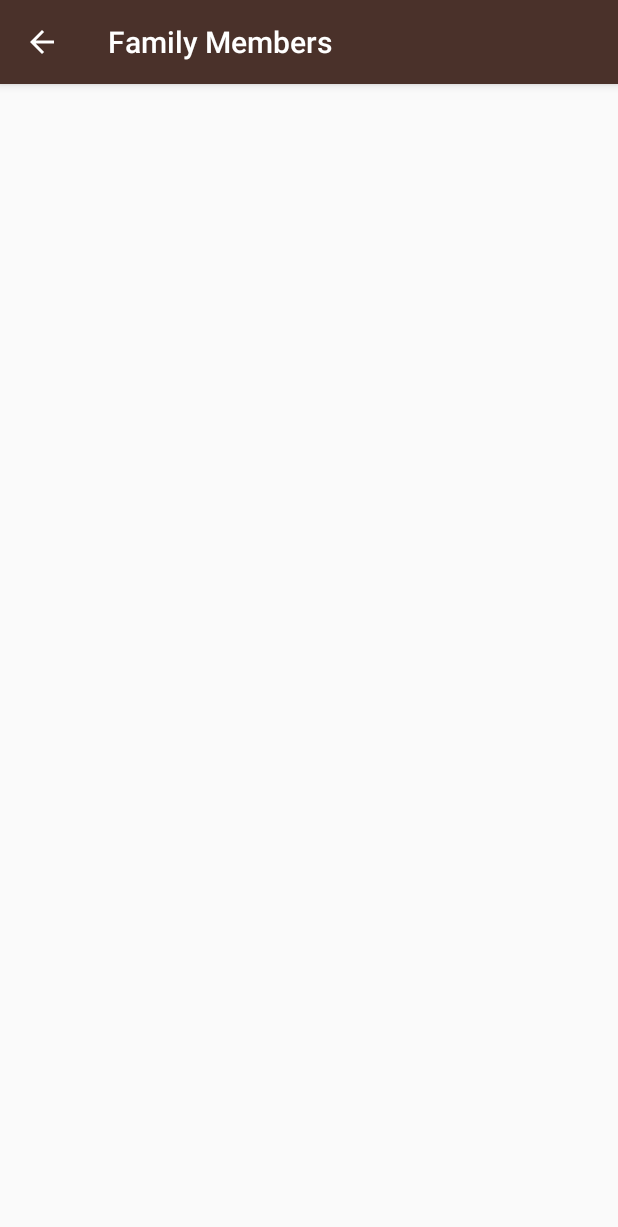
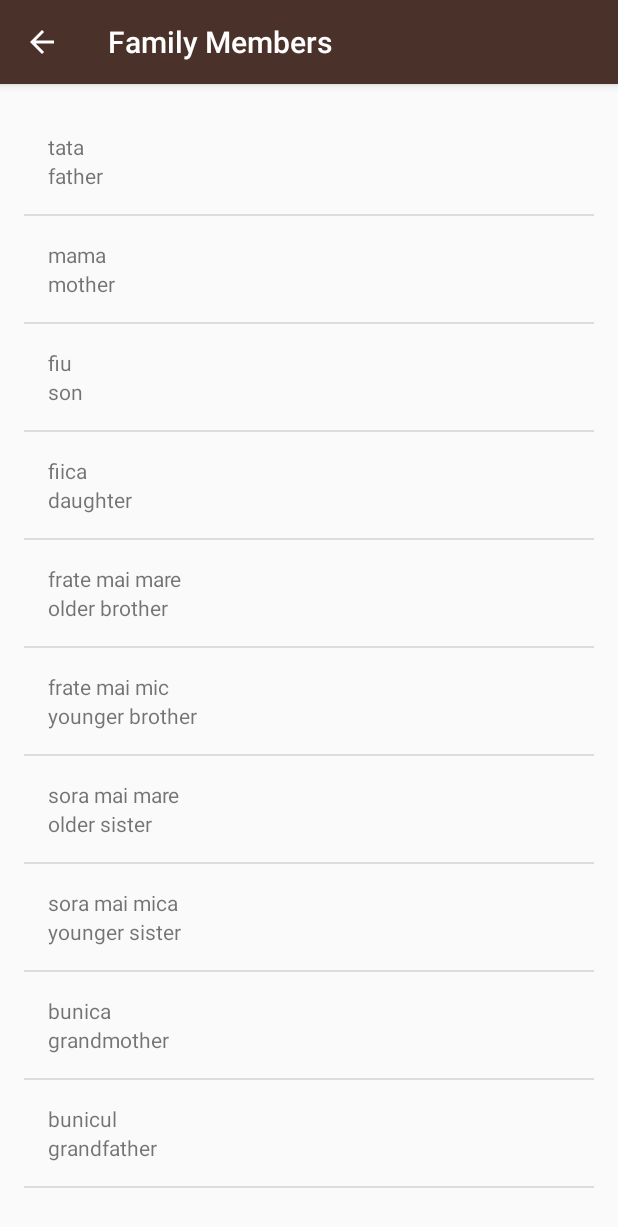
Before and after one commit to AlexandraDamaschin/Translation, an Android app: the FamilyActivity screen opened directly, with no data from a screen before it, on a phone screen of 412 x 824 dp. Shown: the top 1227 px of the screen. Run offline under Robolectric (Android 15) with nearby library versions, the phone set to English and light mode, and no system bars.

Commit message:
all translations added

```diff
--- a/app/src/main/java/com/example/android/translation/FamilyActivity.java
+++ b/app/src/main/java/com/example/android/translation/FamilyActivity.java
@@ -2,12 +2,33 @@ package com.example.android.translation;
 
 import android.support.v7.app.AppCompatActivity;
 import android.os.Bundle;
+import android.widget.ListView;
+
+import java.util.ArrayList;
 
 public class FamilyActivity extends AppCompatActivity {
 
     @Override
     protected void onCreate(Bundle savedInstanceState) {
         super.onCreate(savedInstanceState);
-        setContentView(R.layout.activity_family);
+        setContentView(R.layout.word_list);
+
+        ArrayList<Word> words = new ArrayList<Word>();
+        words.add(new Word("father", "tata"));
+        words.add(new Word("mother", "mama"));
+        words.add(new Word("son", "fiu"));
+        words.add(new Word("daughter", "fiica"));
+        words.add(new Word("older brother", "frate mai mare"));
+        words.add(new Word("younger brother", "frate mai mic"));
+        words.add(new Word("older sister", "sora mai mare"));
+        words.add(new Word("younger sister", "sora mai mica"));
+        words.add(new Word("grandmother ", "bunica"));
+        words.add(new Word("grandfather", "bunicul"));
+
+        WordAdapter adapter = new WordAdapter(this, words);
+
+        ListView listView = (ListView) findViewById(R.id.list);
+
+       listView.setAdapter(adapter);
     }
 }
--- a/app/src/main/java/com/example/android/translation/NumbersActivity.java
+++ b/app/src/main/java/com/example/android/translation/NumbersActivity.java
@@ -2,11 +2,7 @@ package com.example.android.translation;
 
 import android.support.v7.app.AppCompatActivity;
 import android.os.Bundle;
-import android.util.Log;
-import android.widget.ArrayAdapter;
-import android.widget.LinearLayout;
 import android.widget.ListView;
-import android.widget.TextView;
 
 import java.util.ArrayList;
 
@@ -15,7 +11,7 @@ public class NumbersActivity extends AppCompatActivity {
     @Override
     protected void onCreate(Bundle savedInstanceState) {
         super.onCreate(savedInstanceState);
-        setContentView(R.layout.activity_numbers);
+        setContentView(R.layout.word_list);
 
         // Create a list of words
         ArrayList<Word> words = new ArrayList<Word>();
--- a/app/src/main/res/layout/activity_family.xml
+++ /dev/null
@@ -1,9 +0,0 @@
-<?xml version="1.0" encoding="utf-8"?>
-<android.support.constraint.ConstraintLayout xmlns:android="http://schemas.android.com/apk/res/android"
-    xmlns:app="http://schemas.android.com/apk/res-auto"
-    xmlns:tools="http://schemas.android.com/tools"
-    android:layout_width="match_parent"
-    android:layout_height="match_parent"
-    tools:context="com.example.android.translation.FamilyActivity">
-
-</android.support.constraint.ConstraintLayout>
--- a/app/src/main/res/layout/activity_numbers.xml
+++ b/app/src/main/res/layout/word_list.xml
@@ -3,6 +3,7 @@
 <ListView
     xmlns:android="http://schemas.android.com/apk/res/android"
     xmlns:tools="http://schemas.android.com/tools"
+    tools:context="com.example.android.translation.Word"
     android:id="@+id/list"
     android:layout_width="match_parent"
     android:layout_height="match_parent"
@@ -10,6 +11,5 @@
     android:paddingBottom="@dimen/activity_vertical_margin"
     android:paddingLeft="@dimen/activity_horizontal_margin"
     android:paddingRight="@dimen/activity_horizontal_margin"
-    android:paddingTop="@dimen/activity_vertical_margin"
-    tools:context="com.example.android.translation.NumbersActivity">
+    android:paddingTop="@dimen/activity_vertical_margin">
 </ListView>
```
Also changed, not shown: app/src/main/java/com/example/android/translation/ColorsActivity.java (+21 -1 lines), app/src/main/java/com/example/android/translation/PhrasesActivity.java (+23 -1 lines), app/src/main/res/layout/activity_colors.xml (deleted, +0 -9 lines), app/src/main/res/layout/activity_phrases.xml (deleted, +0 -9 lines).
